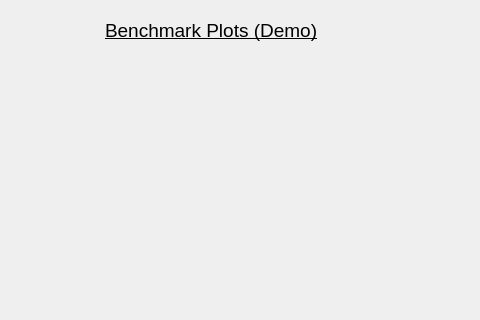
Old version of the form Benchmarking_output.ui in the repository MilesWT/USB-Benchmark; both pictures show x 145 to 625 and y 0 to 320 of the 967 by 440 pixel window.
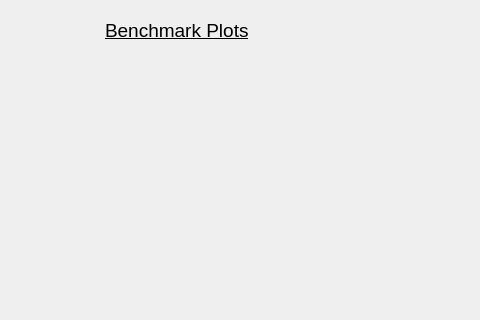
New version of the form.

Patch:
```diff
--- a/Benchmarking_output.ui
+++ b/Benchmarking_output.ui
@@ -19,18 +19,23 @@
      <rect>
       <x>240</x>
       <y>50</y>
-      <width>711</width>
+      <width>701</width>
       <height>331</height>
      </rect>
     </property>
     <layout class="QGridLayout" name="gridLayout">
-     <item row="0" column="0">
-      <widget class="QLabel" name="Graph">
-       <property name="text">
-        <string/>
-       </property>
-      </widget>
-     </item>
+     <property name="leftMargin">
+      <number>1</number>
+     </property>
+     <property name="topMargin">
+      <number>1</number>
+     </property>
+     <property name="rightMargin">
+      <number>1</number>
+     </property>
+     <property name="bottomMargin">
+      <number>1</number>
+     </property>
     </layout>
    </widget>
    <widget class="QWidget" name="gridLayoutWidget_2">
@@ -164,7 +169,7 @@
      </font>
     </property>
     <property name="text">
-     <string>Benchmark Plots (Demo)</string>
+     <string>Benchmark Plots</string>
     </property>
    </widget>
   </widget>
```
